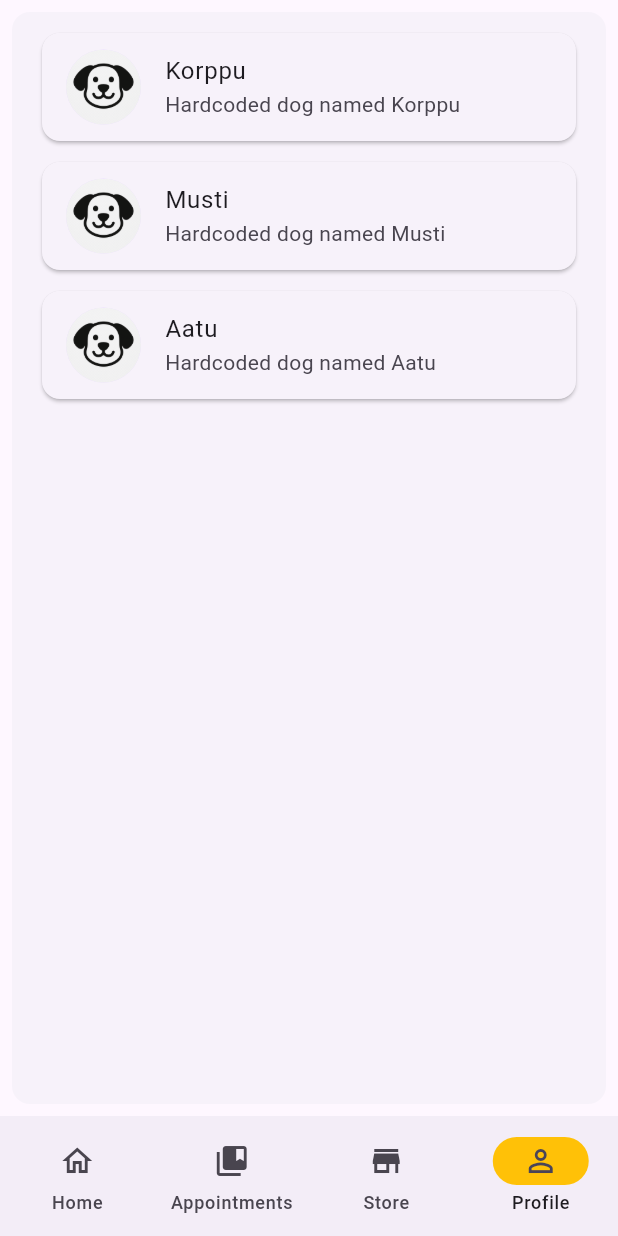
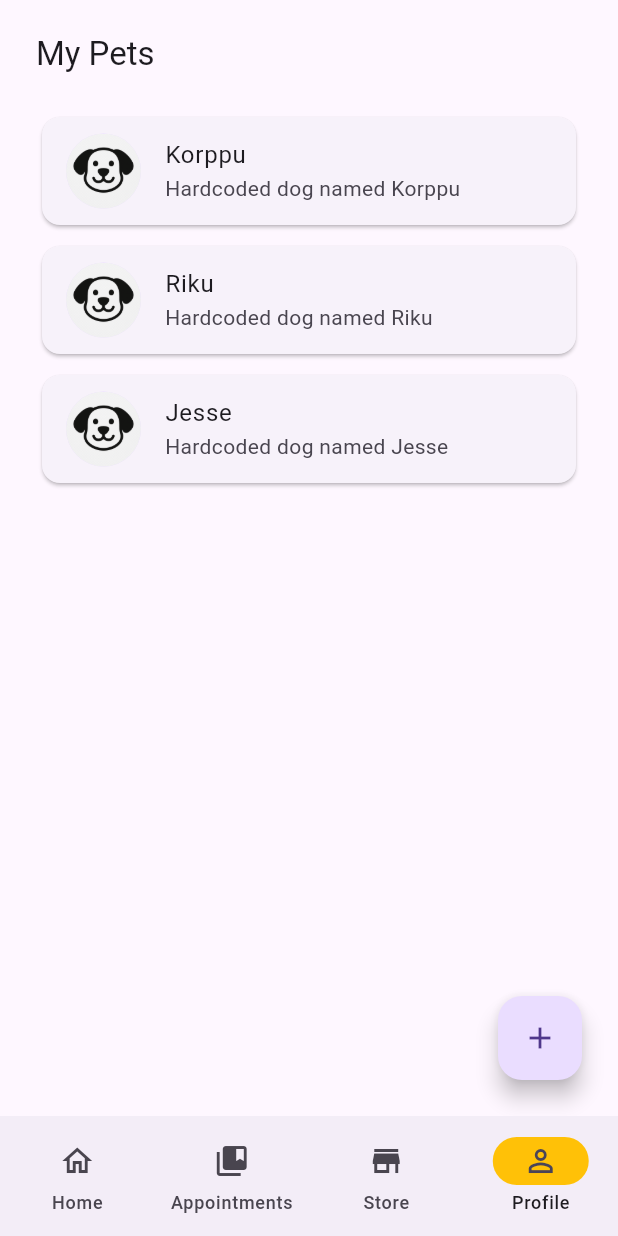
Before and after one commit to MobileDevGroup4/PetGroomingApp, a Flutter app: the screen it shows after launch, item 4 of the bottom bar chosen, on a phone screen of 412 x 824 dp. Run offline on Flutter 3.47's test engine with Material 3 defaults, Android fonts, the phone set to English and light mode, and no system bars; our stand-ins replace firebase_core; accounts and stored records are empty.

Commit message:
WIP: pet management

```diff
--- a/lib/models/pet.dart
+++ b/lib/models/pet.dart
@@ -2,5 +2,7 @@ enum PetSpecies { dog, cat }
 
 class Pet {
   final String name;
-  Pet({required this.name});
+  final String breed;
+  final int age;
+  Pet({required this.name, required this.breed, required this.age});
 }
--- /dev/null
+++ b/lib/pages/pet/pet_list.dart
@@ -0,0 +1,49 @@
+// pet_list.dart
+import 'package:flutter/material.dart';
+import 'package:flutter_app/models/pet.dart';
+import 'package:flutter_app/pages/pet/pet_tile.dart';
+import 'package:flutter_app/pages/add_pet_page.dart';
+
+class PetList extends StatefulWidget {
+  @override
+  _PetListState createState() => _PetListState();
+}
+
+class _PetListState extends State<PetList> {
+  final List<Pet> pets = [
+    Pet(name: 'Korppu', breed: 'Terrier', age: 34),
+    Pet(name: 'Riku', breed: 'Wookie', age: 1),
+    Pet(name: 'Jesse', breed: 'Matt Damon', age: 98),
+  ];
+
+  Future<void> _navigateToAddPet() async {
+    final newPet = await Navigator.push(
+      context,
+      MaterialPageRoute(builder: (context) => AddPetPage()),
+    );
+
+    if (newPet != null && newPet is Pet) {
+      setState(() {
+        pets.add(newPet);
+      });
+    }
+  }
+
+  @override
+  Widget build(BuildContext context) {
+    return Scaffold(
+      appBar: AppBar(title: Text("My Pets")),
+      body: ListView.builder(
+        itemCount: pets.length,
+        itemBuilder: (context, index) {
+          return PetTile(pet: pets[index]);
+        },
+      ),
+      floatingActionButton: FloatingActionButton(
+        onPressed: _navigateToAddPet,
+        child: Icon(Icons.add),
+        tooltip: 'Add a new pet',
+      ),
+    );
+  }
+}
--- a/lib/pages/pet_tile.dart
+++ b/lib/pages/pet/pet_tile.dart
@@ -18,6 +18,7 @@ class PetTile extends StatelessWidget {
           ),
           title: Text(pet.name),
           subtitle: Text('Hardcoded dog named ${pet.name}'),
+          onTap: (() => ()),
         ),
       ),
     );
--- a/lib/pages/pets.dart
+++ /dev/null
@@ -1,27 +0,0 @@
-import 'package:flutter/material.dart';
-import 'package:provider/provider.dart';
-import 'package:flutter_app/models/pet.dart';
-import 'package:flutter_app/pages/pet_tile.dart';
-
-class PetList extends StatefulWidget {
-  @override
-  _PetListState createState() => _PetListState();
-}
-
-class _PetListState extends State<PetList> {
-  @override
-  Widget build(BuildContext context) {
-    //final pets = Provider.of<List<Pet>>(context) ?? [];
-    final pets = [];
-    pets.add(new Pet(name: 'Korppu'));
-    pets.add(new Pet(name: 'Musti'));
-    pets.add(new Pet(name: 'Aatu'));
-
-    return ListView.builder(
-      itemCount: pets.length,
-      itemBuilder: (context, index) {
-        return PetTile(pet: pets[index]);
-      },
-    );
-  }
-}
--- a/lib/pages/profile.dart
+++ b/lib/pages/profile.dart
@@ -1,5 +1,5 @@
 import 'package:flutter/material.dart';
-import 'package:flutter_app/pages/pets.dart';
+import 'package:flutter_app/pages/pet/pet_list.dart';
 
 class Profile extends StatelessWidget {
   const Profile({super.key, required this.theme});
```
Also changed, not shown: lib/pages/add_pet_page.dart (added, +68 -0 lines).
